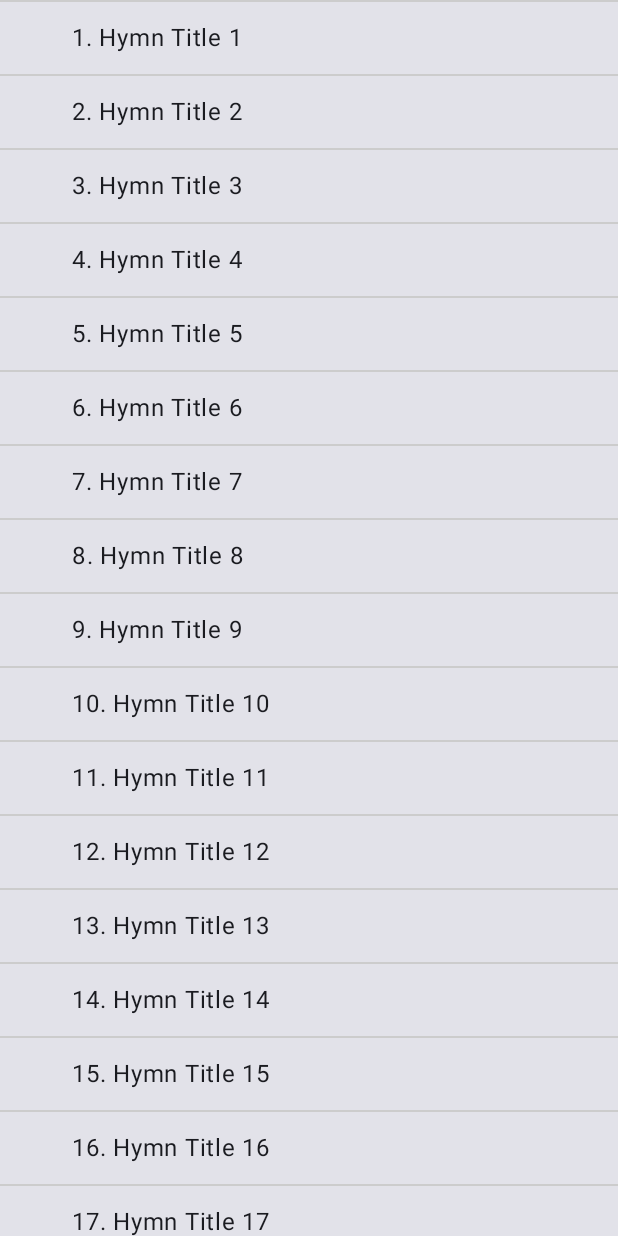
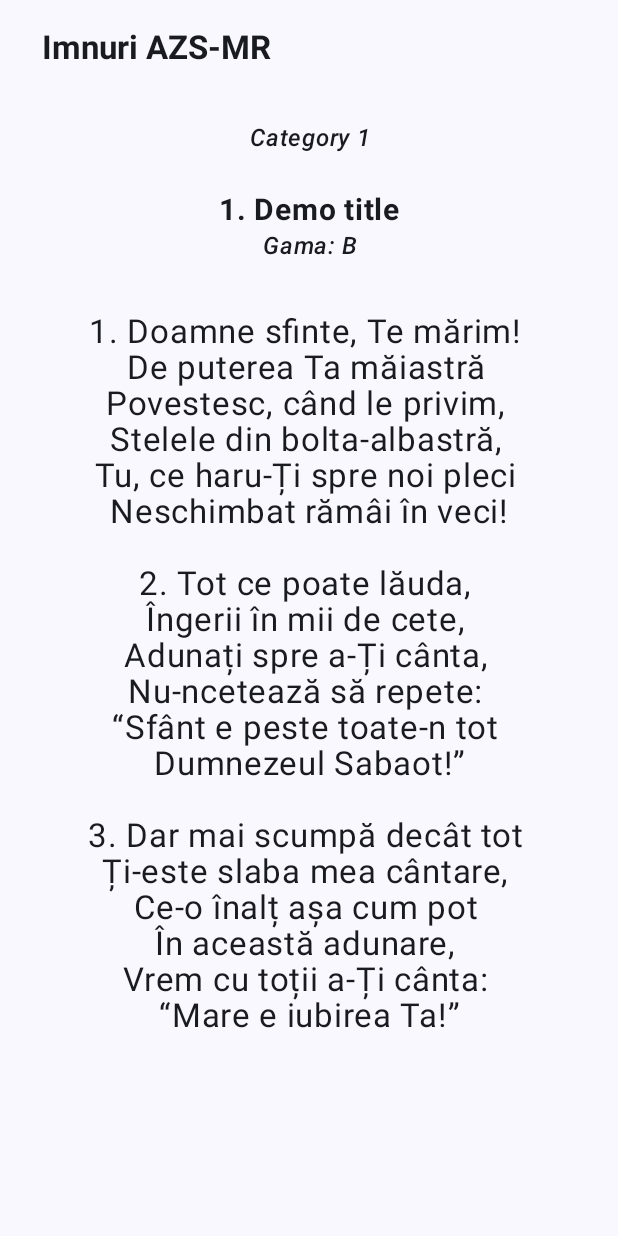
Before and after one commit to tmdroid/hymns-clean-arch, an Android app built with Jetpack Compose: the screen it shows after launch (MainActivity), after a tap on an icon or button, on a phone screen of 412 x 824 dp. Run offline under Robolectric (Android 15) with nearby library versions, the phone set to English and light mode, and no system bars; our stand-ins replace Dagger/Hilt's generated code.

Commit message:
add details screen, navigation and toolbar

```diff
--- a/app/src/main/java/de/dannyb/hymns/MainActivity.kt
+++ b/app/src/main/java/de/dannyb/hymns/MainActivity.kt
@@ -3,49 +3,63 @@ package de.dannyb.hymns
 import android.os.Bundle
 import androidx.activity.ComponentActivity
 import androidx.activity.compose.setContent
-import androidx.compose.foundation.layout.fillMaxSize
+import androidx.compose.foundation.background
+import androidx.compose.foundation.layout.padding
+import androidx.compose.material3.ExperimentalMaterial3Api
 import androidx.compose.material3.MaterialTheme
-import androidx.compose.material3.Surface
+import androidx.compose.material3.Scaffold
 import androidx.compose.material3.Text
+import androidx.compose.material3.TopAppBar
 import androidx.compose.runtime.Composable
 import androidx.compose.ui.Modifier
+import androidx.compose.ui.text.font.FontWeight
 import androidx.compose.ui.tooling.preview.Preview
+import androidx.compose.ui.unit.dp
 import dagger.hilt.android.AndroidEntryPoint
-import de.dannyb.hymns.presentation.hymnslist.view.HymnsListRoute
+import de.dannyb.hymns.app.navigation.HymnsAppNavHost
 import de.dannyb.hymns.ui.theme.ImnuriAZSMRTheme
 
 @AndroidEntryPoint
 class MainActivity : ComponentActivity() {
+
     override fun onCreate(savedInstanceState: Bundle?) {
         super.onCreate(savedInstanceState)
         setContent {
             ImnuriAZSMRTheme {
                 // A surface container using the 'background' color from the theme
-                Surface(
-                    modifier = Modifier.fillMaxSize(),
-                    color = MaterialTheme.colorScheme.background
-                ) {
-                    HymnsListRoute(onHymnClicked = {
-                        println("clicked Hymn number $it")
-                    })
-                }
+
+                MainAppContent()
             }
         }
     }
+
 }
 
 @Composable
-fun Greeting(name: String, modifier: Modifier = Modifier) {
-    Text(
-        text = "Hello $name!",
-        modifier = modifier
-    )
+@OptIn(ExperimentalMaterial3Api::class)
+private fun MainAppContent() {
+    Scaffold(
+        topBar = {
+            TopAppBar(
+                title = {
+                    Text(
+                        text = "Imnuri AZS-MR",
+                        modifier = Modifier.padding(12.dp),
+                        fontWeight = FontWeight.Bold
+                    )
+                },
+                modifier = Modifier.background(MaterialTheme.colorScheme.primary)
+            )
+        }
+    ) { padding ->
+        HymnsAppNavHost(Modifier.padding(padding))
+    }
 }
 
 @Preview(showBackground = true)
 @Composable
 fun GreetingPreview() {
     ImnuriAZSMRTheme {
-        Greeting("Android")
+        MainAppContent()
     }
 }
--- a/app/src/main/java/de/dannyb/hymns/app/navigation/HymnsAppNavHost.kt
+++ b/app/src/main/java/de/dannyb/hymns/app/navigation/HymnsAppNavHost.kt
@@ -5,12 +5,14 @@ import androidx.compose.ui.Modifier
 import androidx.navigation.NavHostController
 import androidx.navigation.compose.NavHost
 import androidx.navigation.compose.rememberNavController
+import de.dannyb.hymns.presentation.hymndetails.navigation.hymnDetailsScreen
+import de.dannyb.hymns.presentation.hymndetails.navigation.navigateToHymnDetails
 import de.dannyb.hymns.presentation.hymnslist.navigation.hymnsListNavigationRoute
 import de.dannyb.hymns.presentation.hymnslist.navigation.hymnsListScreen
 
 
 @Composable
-fun NiaNavHost(
+fun HymnsAppNavHost(
 //    appState: NiaAppState,
     modifier: Modifier = Modifier,
     navController: NavHostController = rememberNavController(),
@@ -22,9 +24,15 @@ fun NiaNavHost(
         modifier = modifier,
     ) {
         // TODO: handle topic clicks from each top level destination
-        hymnsListScreen(onHymnClicked = {
+        hymnsListScreen(
+            onHymnClicked = {
+                navController.navigateToHymnDetails(it)
+            }
+        )
 
-        })
+        hymnDetailsScreen(
+            onBackClicked = { navController.popBackStack() }
+        )
 
 //        bookmarksScreen(onTopicClick = {})
 //        searchScreen(
--- a/app/src/main/java/de/dannyb/hymns/presentation/architecture/BaseViewModel.kt
+++ b/app/src/main/java/de/dannyb/hymns/presentation/architecture/BaseViewModel.kt
@@ -54,4 +54,6 @@ abstract class BaseViewModel<VIEW_STATE : Any, NOTIFICATION : Any>(
         _destination.trySend(PresentationDestination.Back)
     }
 
+    abstract fun onEntered() // used to trigger data loading
+
 }
--- /dev/null
+++ b/app/src/main/java/de/dannyb/hymns/presentation/hymndetails/model/HymnDetailsPresentationModel.kt
@@ -0,0 +1,11 @@
+package de.dannyb.hymns.presentation.hymndetails.model
+
+data class HymnDetailsPresentationModel(
+    val number: Int,
+    val title: String,
+    val key: String,
+    val category: String,
+    val stanzas: List<String>,
+    val isFavorite: Boolean,
+    val hasSheetDownloaded: Boolean,
+)
--- /dev/null
+++ b/app/src/main/java/de/dannyb/hymns/presentation/hymndetails/model/HymnDetailsViewState.kt
@@ -0,0 +1,7 @@
+package de.dannyb.hymns.presentation.hymndetails.model
+
+sealed interface HymnDetailsViewState {
+    object Loading : HymnDetailsViewState
+
+    data class Success(val hymn: HymnDetailsPresentationModel) : HymnDetailsViewState
+}
--- /dev/null
+++ b/app/src/main/java/de/dannyb/hymns/presentation/hymndetails/navigation/HymnDetailsNavigation.kt
@@ -0,0 +1,36 @@
+package de.dannyb.hymns.presentation.hymndetails.navigation
+
+import androidx.annotation.VisibleForTesting
+import androidx.lifecycle.SavedStateHandle
+import androidx.navigation.NavController
+import androidx.navigation.NavGraphBuilder
+import androidx.navigation.NavType
+import androidx.navigation.compose.composable
+import androidx.navigation.navArgument
+import de.dannyb.hymns.presentation.hymndetails.view.HymnDetailsRoute
+
+
+@VisibleForTesting
+internal const val topicIdArg = "topicId"
+const val hymnDetailsNavigationRoute = "hymns/{$topicIdArg}"
+
+internal class TopicArgs(savedStateHandle: SavedStateHandle) {
+    val hymnNumber: Int = checkNotNull(savedStateHandle[topicIdArg])
+}
+
+fun NavController.navigateToHymnDetails(hymnNumber: Int) {
+    navigate("hymns/$hymnNumber") {
+        launchSingleTop = true
+    }
+}
+
+fun NavGraphBuilder.hymnDetailsScreen(onBackClicked: () -> Unit) {
+    composable(
+        route = hymnDetailsNavigationRoute,
+        arguments = listOf(
+            navArgument(topicIdArg) { type = NavType.IntType },
+        ),
+    ) {
+        HymnDetailsRoute(onBackClicked)
+    }
+}
--- /dev/null
+++ b/app/src/main/java/de/dannyb/hymns/presentation/hymndetails/view/HymnDetailsScreen.kt
@@ -0,0 +1,121 @@
+package de.dannyb.hymns.presentation.hymndetails.view
+
+import androidx.compose.foundation.background
+import androidx.compose.foundation.layout.Column
+import androidx.compose.foundation.layout.Spacer
+import androidx.compose.foundation.layout.fillMaxSize
+import androidx.compose.foundation.layout.fillMaxWidth
+import androidx.compose.foundation.layout.height
+import androidx.compose.foundation.layout.padding
+import androidx.compose.foundation.rememberScrollState
+import androidx.compose.foundation.verticalScroll
+import androidx.compose.material3.MaterialTheme
+import androidx.compose.material3.Surface
+import androidx.compose.material3.Text
+import androidx.compose.runtime.Composable
+import androidx.compose.runtime.LaunchedEffect
+import androidx.compose.runtime.getValue
+import androidx.compose.runtime.mutableStateOf
+import androidx.compose.runtime.remember
+import androidx.compose.ui.Modifier
+import androidx.compose.ui.text.font.FontStyle
+import androidx.compose.ui.text.font.FontWeight
+import androidx.compose.ui.text.style.TextAlign
+import androidx.compose.ui.tooling.preview.Preview
+import androidx.compose.ui.tooling.preview.PreviewParameter
+import androidx.compose.ui.unit.dp
+import androidx.compose.ui.unit.sp
+import androidx.hilt.navigation.compose.hiltViewModel
+import androidx.lifecycle.compose.collectAsStateWithLifecycle
+import de.dannyb.hymns.presentation.hymndetails.model.HymnDetailsPresentationModel
+import de.dannyb.hymns.presentation.hymndetails.model.HymnDetailsViewState
+import de.dannyb.hymns.presentation.hymndetails.view.preview.HymnDetailsPreviewParameterProvider
+
+
+@Composable
+internal fun HymnDetailsRoute(
+    onBackClicked: () -> Unit,
+    viewModel: HymnDetailsViewModel = hiltViewModel()
+) {
+    val uiState by viewModel.viewState.collectAsStateWithLifecycle()
+
+    LaunchedEffect(Unit) {
+        viewModel.onEntered()
+    }
+
+    when (uiState) {
+        is HymnDetailsViewState.Loading -> {}
+        is HymnDetailsViewState.Success -> {
+            val success = uiState as HymnDetailsViewState.Success
+            HymnDetailsScreen(hymn = success.hymn, onBackClicked = onBackClicked)
+        }
+    }
+}
+
+@Composable
+fun HymnDetailsScreen(hymn: HymnDetailsPresentationModel, onBackClicked: () -> Unit) {
+    Surface(
+        modifier = Modifier
+            .background(MaterialTheme.colorScheme.background)
+            .fillMaxSize()
+
+    ) {
+        Column(
+            modifier = Modifier
+                .padding(16.dp)
+                .verticalScroll(rememberScrollState())
+        ) {
+
+            val centerModifier by remember { mutableStateOf(Modifier.fillMaxWidth()) }
+
+            // Category
+            Text(
+                modifier = centerModifier,
+                text = hymn.category,
+                textAlign = TextAlign.Center,
+                fontWeight = FontWeight.Medium,
+                fontStyle = FontStyle.Italic,
+            )
+
+            // Number. Title
+            Text(
+                modifier = centerModifier
+                    .padding(top = 24.dp),
+                text = "${hymn.number}. ${hymn.title}",
+                textAlign = TextAlign.Center,
+                fontWeight = FontWeight.Bold,
+                fontSize = 20.sp
+            )
+
+            // Key
+            Text(
+                modifier = centerModifier,
+                text = "Gama: ${hymn.key}",
+                textAlign = TextAlign.Center,
+                fontWeight = FontWeight.Medium,
+                fontStyle = FontStyle.Italic,
+            )
+
+            Spacer(modifier = Modifier.height(32.dp))
+
+            // Content
+            Text(
+                modifier = centerModifier,
+                text = hymn.stanzas.joinToString("\n\n"),
+                textAlign = TextAlign.Center,
+                fontSize = 22.sp
+            )
+
+        }
+    }
+
+}
+
+@Composable
+@Preview
+fun HymnDetailsScreenPreview(
+    @PreviewParameter(HymnDetailsPreviewParameterProvider::class)
+    hymn: HymnDetailsPresentationModel,
+) {
+    HymnDetailsScreen(hymn = hymn, onBackClicked = {})
+}
--- /dev/null
+++ b/app/src/main/java/de/dannyb/hymns/presentation/hymndetails/view/HymnDetailsViewModel.kt
@@ -0,0 +1,32 @@
+package de.dannyb.hymns.presentation.hymndetails.view
+
+import androidx.lifecycle.SavedStateHandle
+import dagger.hilt.android.lifecycle.HiltViewModel
+import de.dannyb.hymns.domain.architecture.usecase.UseCaseExecutor
+import de.dannyb.hymns.presentation.architecture.BaseViewModel
+import de.dannyb.hymns.presentation.hymndetails.model.HymnDetailsViewState
+import de.dannyb.hymns.presentation.hymndetails.navigation.TopicArgs
+import de.dannyb.hymns.presentation.hymndetails.view.preview.HymnDetailsPreviewParameterProvider
+import javax.inject.Inject
+
+@HiltViewModel
+class HymnDetailsViewModel @Inject constructor(
+    savedStateHandle: SavedStateHandle,
+    useCaseExecutorFactory: UseCaseExecutor.Factory
+) : BaseViewModel<HymnDetailsViewState, Unit>(useCaseExecutorFactory) {
+
+    private val topicArgs: TopicArgs = TopicArgs(savedStateHandle)
+
+    override fun initialState(): HymnDetailsViewState {
+        return HymnDetailsViewState.Loading
+    }
+
+    override fun onEntered() {
+        println("XDBG: ${topicArgs.hymnNumber}")
+
+        val provider = HymnDetailsPreviewParameterProvider(topicArgs.hymnNumber)
+        val hymn = provider.values.first()
+
+        updateViewState { HymnDetailsViewState.Success(hymn = hymn) }
+    }
+}
--- /dev/null
+++ b/app/src/main/java/de/dannyb/hymns/presentation/hymndetails/view/preview/HymnDetailsPreviewParameterProvider.kt
@@ -0,0 +1,36 @@
+package de.dannyb.hymns.presentation.hymndetails.view.preview
+
+import androidx.compose.ui.tooling.preview.PreviewParameterProvider
+import de.dannyb.hymns.presentation.hymndetails.model.HymnDetailsPresentationModel
+
+class HymnDetailsPreviewParameterProvider(
+    private val hymnNumber: Int = 1
+) : PreviewParameterProvider<HymnDetailsPresentationModel> {
+    override val values: Sequence<HymnDetailsPresentationModel>
+        get() = sequence {
+            yield(
+                HymnDetailsPresentationModel(
+                    number = hymnNumber,
+                    title = "Demo title",
+                    key = listOf(
+                        "A",
+                        "B",
+                        "C",
+                        "D",
+                        "E",
+                        "F",
+                        "G"
+                    ).let { it[hymnNumber % it.size] },
+                    category = "Category 1",
+                    stanzas = listOf(
+                        "1. Doamne sfinte, Te mărim!\r\nDe puterea Ta măiastră\r\nPovestesc, când le privim,\r\nStelele din bolta-albastră,\r\nTu, ce haru-Ți spre noi pleci\r\nNeschimbat rămâi în veci!",
+                        "2. Tot ce poate lăuda,\r\nÎngerii în mii de cete,\r\nAdunați spre a-Ți cânta,\r\nNu-ncetează să repete:\r\n\u201cSfânt e peste toate-n tot\r\nDumnezeul Sabaot!\u201d",
+                        "3. Dar mai scumpă decât tot\r\nȚi-este slaba mea cântare,\r\nCe-o înalț așa cum pot\r\nÎn această adunare,\r\nVrem cu toții a-Ți cânta:\r\n\u201cMare e iubirea Ta!\u201d"
+                    ),
+                    isFavorite = false,
+                    hasSheetDownloaded = false,
+                )
+            )
+        }
+
+}
--- a/app/src/main/java/de/dannyb/hymns/presentation/hymnslist/view/HymnsListViewModel.kt
+++ b/app/src/main/java/de/dannyb/hymns/presentation/hymnslist/view/HymnsListViewModel.kt
@@ -24,5 +24,5 @@ class HymnsListViewModel @Inject constructor(
         })
     }
 
-    fun onEntered() = fetchHymnsList()
+    override fun onEntered() = fetchHymnsList()
 }
```
